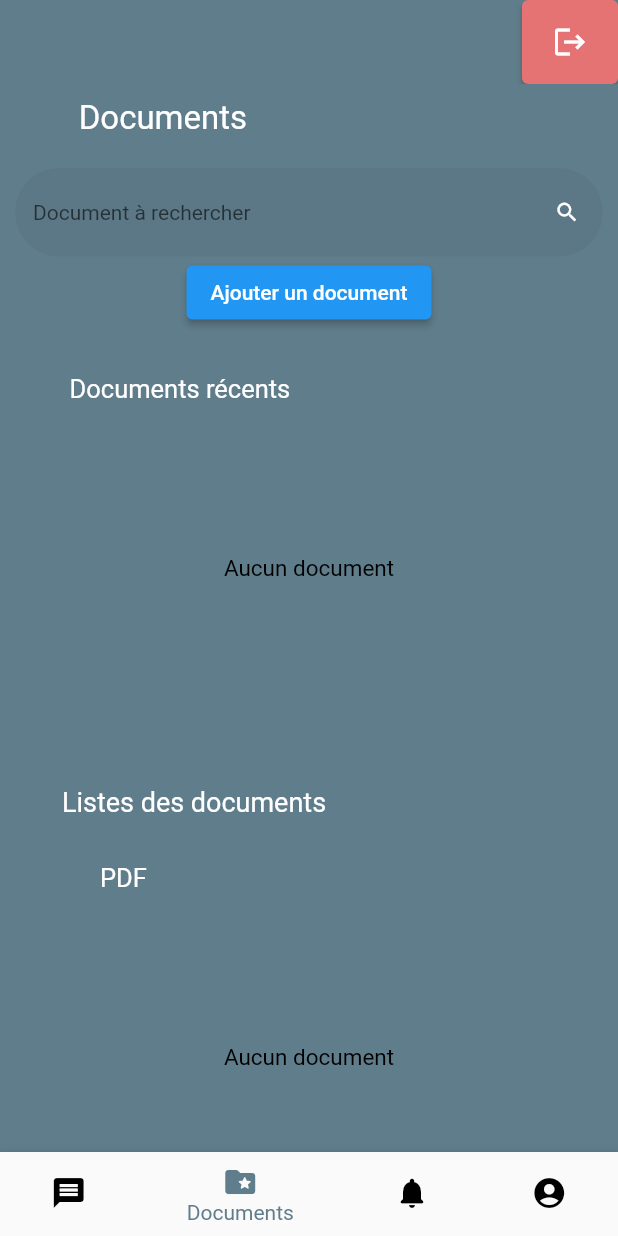
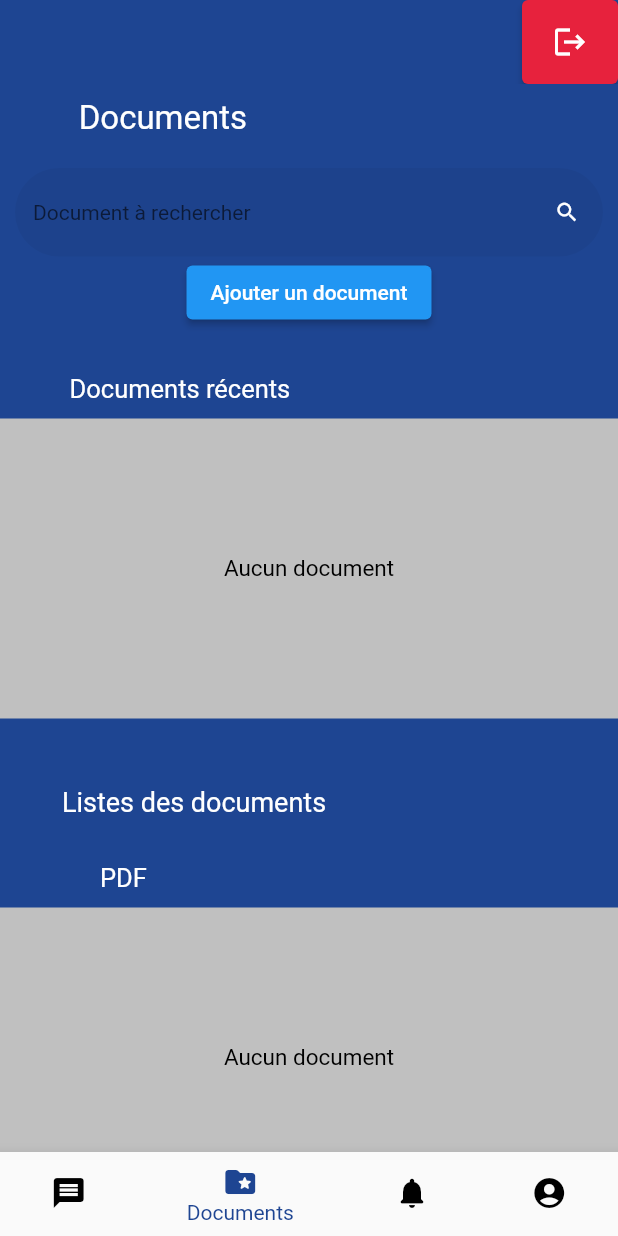
Before and after one commit to ZephirSD/MessageHDM, a Flutter app: the screen it shows after launch, item 2 of the bottom bar chosen, on a phone screen of 412 x 824 dp. Run offline on Flutter 3.47's test engine with Material 2 defaults, Android fonts, the phone set to English and light mode, and no system bars; our stand-ins replace adaptive_theme, file_picker, flutter_local_notifications, flutter_slidable, font_awesome_flutter, shared_preferences; missing offline and left inert: flutter_mentions, open_app_file, session_next; network calls fail; Roboto replaces fonts that are missing (Lexend Deca); statements that could not run were skipped.

Commit message:
Ajout de nouveaux variables de couleurs

```diff
--- a/lib/Ressources/couleurs.dart
+++ b/lib/Ressources/couleurs.dart
@@ -1,7 +1,11 @@
 import 'package:flutter/material.dart';
 
 class CouleursPrefs {
-  static const Color couleurPrinc = Colors.blueGrey;
-  static const Color couleurRose = Color.fromRGBO(229, 115, 115, 1);
+  static const Color couleurPrinc = Color.fromRGBO(30, 69, 146, 1);
+  static const Color couleurRose = Color.fromRGBO(231, 34, 61, 1);
   static const Color bleuCaseBleu = Color.fromRGBO(107, 157, 182, 1);
+  static const Color couleurGrisFonce = Color.fromRGBO(87, 87, 87, 1);
+  static const Color couleurGrisClair = Color.fromRGBO(192, 192, 192, 1);
+  static const Color couleurBlanc = Colors.white;
+  static const Color couleurNoir = Colors.black;
 }
```
